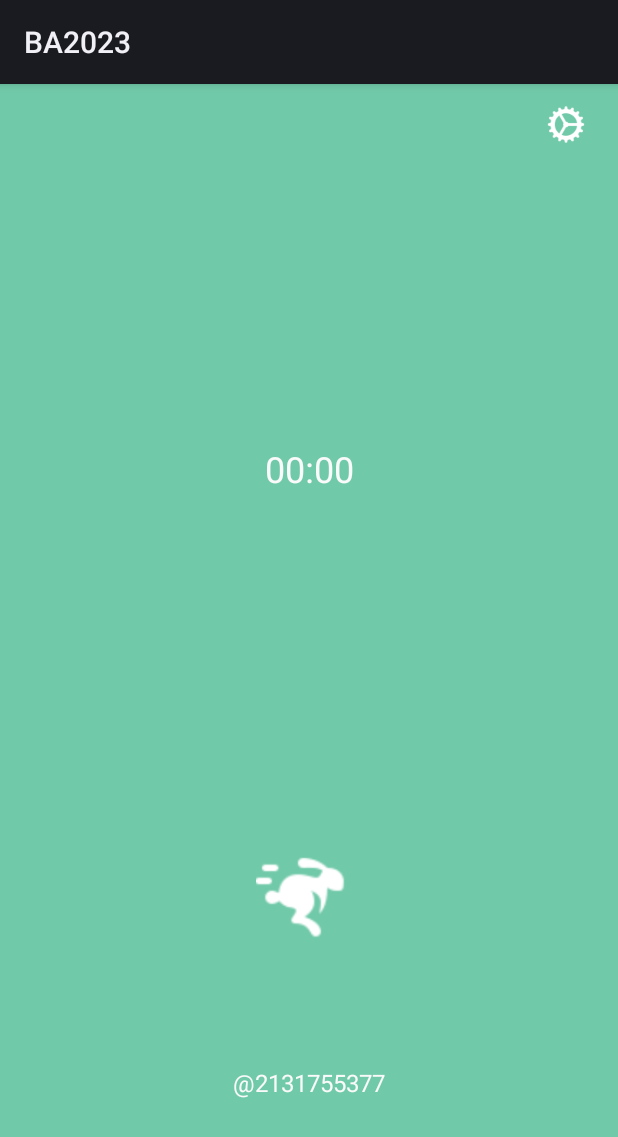
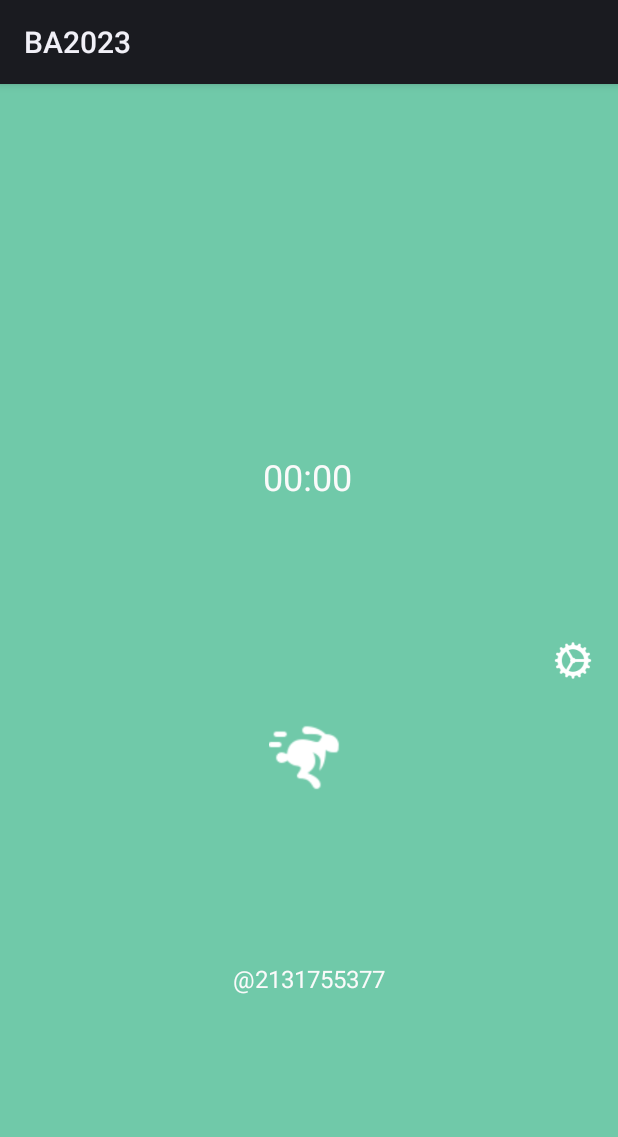
Before and after one commit to goodtho/BA2023, an Android app: the PauseActivity screen opened directly, with no data from a screen before it, on a phone screen of 412 x 824 dp. Shown: the top 1137 px of the screen. Run offline under Robolectric (Android 15) with nearby library versions, the phone set to English and light mode, and no system bars; plain views replace BoxInsetLayout.

Commit message:
fixed screens to look good in emulator

```diff
--- a/app/src/main/res/layout/activity_pause.xml
+++ b/app/src/main/res/layout/activity_pause.xml
@@ -6,13 +6,8 @@
     android:layout_height="match_parent"
     android:padding="@dimen/box_inset_layout_padding"
     android:background="#70C9A9"
+    tools:context=".MainActivity"
     tools:deviceIds="wear">
-
-    <FrameLayout
-        android:layout_width="match_parent"
-        android:layout_height="match_parent"
-        android:padding="@dimen/inner_frame_layout_padding"
-        app:layout_boxedEdges="all">
 
     <androidx.constraintlayout.widget.ConstraintLayout
         android:layout_width="match_parent"
@@ -23,35 +18,39 @@
             android:layout_width="wrap_content"
             android:layout_height="wrap_content"
             android:text="@string/empty_timer"
+            android:textColor="#FAFAFA"
             android:textSize="24sp"
-                android:textColor="#FAFAFA"
             app:layout_constraintBottom_toTopOf="@+id/startButton"
             app:layout_constraintEnd_toEndOf="parent"
+            app:layout_constraintHorizontal_bias="0.497"
             app:layout_constraintStart_toStartOf="parent"
-                app:layout_constraintTop_toTopOf="parent" />
+            app:layout_constraintTop_toTopOf="parent"
+            app:layout_constraintVertical_bias="0.632" />
 
         <ImageView
             android:id="@+id/startButton"
-                android:layout_width="102dp"
-                android:layout_height="65dp"
+            android:layout_width="54dp"
+            android:layout_height="52dp"
             android:contentDescription="@string/playicon"
             android:src="@drawable/runningrabbit"
             app:layout_constraintBottom_toTopOf="@+id/text"
             app:layout_constraintEnd_toEndOf="parent"
-                app:layout_constraintHorizontal_bias="0.489"
+            app:layout_constraintHorizontal_bias="0.497"
             app:layout_constraintStart_toStartOf="parent"
             app:layout_constraintTop_toTopOf="parent"
-                app:layout_constraintVertical_bias="0.86" />
+            app:layout_constraintVertical_bias="0.79" />
 
         <ImageView
             android:id="@+id/settingsIcon"
             android:layout_width="28dp"
             android:layout_height="43dp"
+            android:layout_marginEnd="16dp"
             android:contentDescription="@string/settingsicon"
             android:src="@drawable/settings"
+            app:layout_constraintBottom_toBottomOf="parent"
             app:layout_constraintEnd_toEndOf="parent"
-                app:layout_constraintHorizontal_bias="0.959"
-                app:layout_constraintStart_toStartOf="parent"
+            app:layout_constraintHorizontal_bias="1.0"
+            app:layout_constraintStart_toEndOf="@+id/startButton"
             app:layout_constraintTop_toTopOf="parent" />
 
         <TextView
@@ -65,8 +64,7 @@
             app:layout_constraintEnd_toEndOf="parent"
             app:layout_constraintStart_toStartOf="parent"
             app:layout_constraintTop_toTopOf="parent"
-                app:layout_constraintVertical_bias="0.883" />
+            app:layout_constraintVertical_bias="0.785" />
     </androidx.constraintlayout.widget.ConstraintLayout>
 
-    </FrameLayout>
 </androidx.wear.widget.BoxInsetLayout>
--- a/app/src/main/res/values/strings.xml
+++ b/app/src/main/res/values/strings.xml
@@ -17,4 +17,5 @@
     <string name="hello_second_fragment">Hello second fragment. Arg: %1$s</string>
     <string name="empty_timer">00:00</string>
     <string name="settingsicon">SettingsIcon</string>
+    <string name="backicon">backIcon</string>
 </resources>
```
Also changed, not shown: app/src/main/res/layout/activity_distracted.xml (+14 -16 lines), app/src/main/res/layout/activity_thinking.xml (+14 -17 lines), app/src/main/res/layout/writing.xml (+10 -13 lines). Lines whose indentation alone changed are shown as unchanged.
